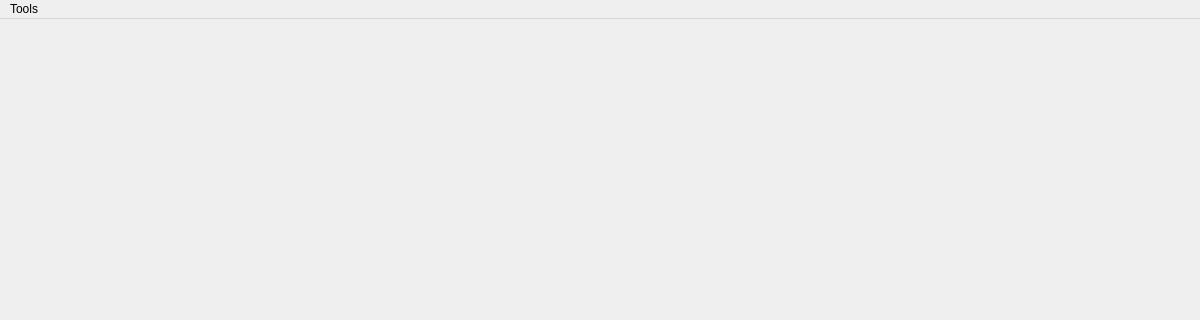
kaniol-lck/modmanager, file src/ui/modmanager.ui: the form before one commit; both pictures show x 0 to 1200 and y 0 to 320 of the 1200 by 800 pixel window.
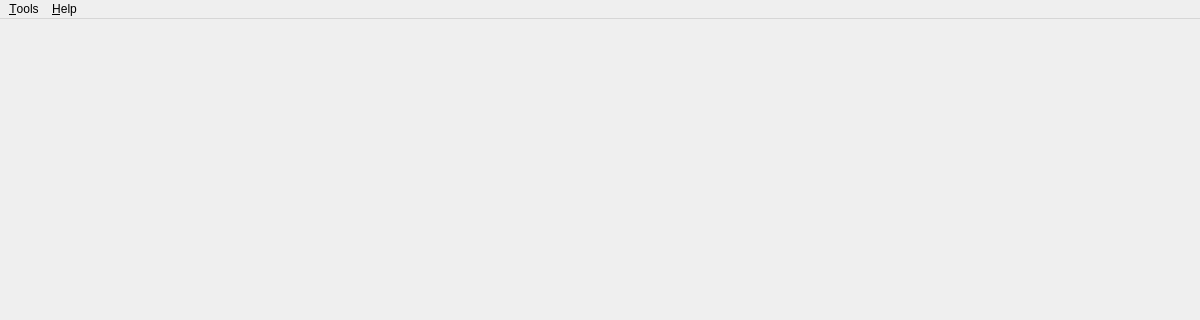
The form after the commit. Icons and pictures are not drawn.

Patch:
```diff
--- a/src/ui/modmanager.ui
+++ b/src/ui/modmanager.ui
@@ -104,13 +104,23 @@
    </property>
    <widget class="QMenu" name="menuTools">
     <property name="title">
-     <string>Tools</string>
+     <string>&amp;Tools</string>
     </property>
     <addaction name="actionManage_Browser"/>
     <addaction name="separator"/>
     <addaction name="actionPreferences"/>
    </widget>
+   <widget class="QMenu" name="menu_Help">
+    <property name="title">
+     <string>&amp;Help</string>
+    </property>
+    <addaction name="actionView_Curseforge"/>
+    <addaction name="actionVisit_Modrinth"/>
+    <addaction name="separator"/>
+    <addaction name="action_About_Mod_Manager"/>
+   </widget>
    <addaction name="menuTools"/>
+   <addaction name="menu_Help"/>
   </widget>
   <widget class="QStatusBar" name="statusbar"/>
   <action name="actionPreferences">
```
Left out of the diff: 18 changed lines with no effect on the pictures.
